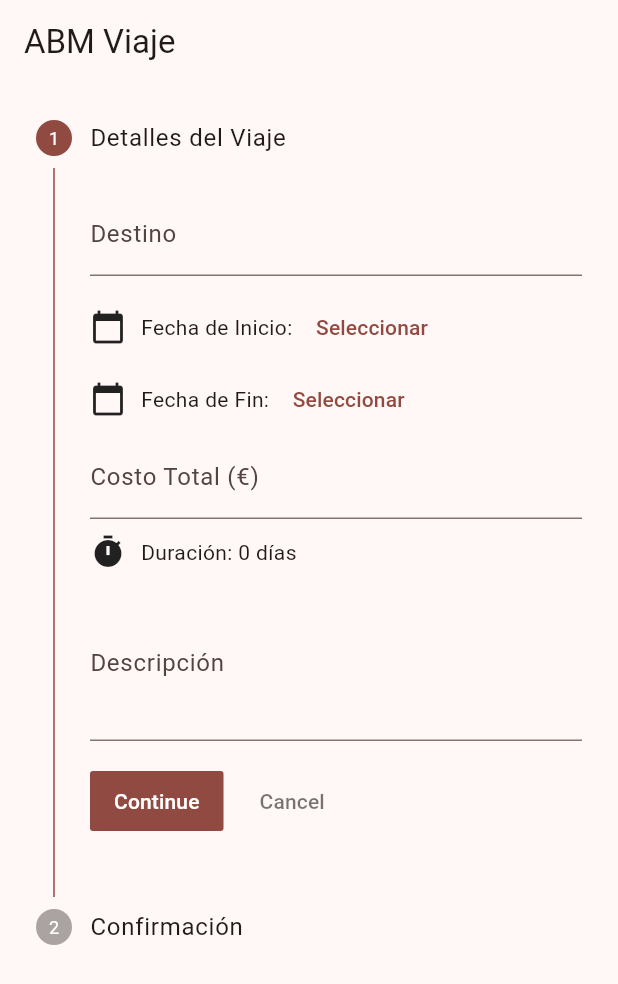
After one commit to mbendayan/AppViajes, a Flutter app: the ABMViajeScreen screen opened by its route, on a phone screen of 412 x 824 dp. The commit adds this screen. Shown: the top 984 px of the screen. Run offline on Flutter 3.47's test engine with Material 3 defaults, Android fonts, the phone set to English and light mode, and no system bars; our stand-ins replace flutter_riverpod, go_router.

Commit message:
ABM Viajes

```diff
--- a/app_viajes/lib/config/router/app_router.dart
+++ b/app_viajes/lib/config/router/app_router.dart
@@ -1,3 +1,4 @@
+import 'package:app_viajes/home/presentation/screens/abm_viaje_screen.dart';
 import 'package:app_viajes/home/presentation/screens/get_travels_screen.dart';
 import 'package:app_viajes/home/presentation/screens/register.dart';
 import 'package:go_router/go_router.dart';
@@ -26,5 +27,10 @@
       path: '/viaje',
       builder: (context, state) => HomeScreen(),
     ),
+    GoRoute(
+      name: 'nuevoViaje',
+      path: '/nuevoViaje',
+      builder: (context, state) => ABMViajeScreen(),
+    ),
   ],
 );
--- /dev/null
+++ b/app_viajes/lib/home/presentation/screens/abm_viaje_screen.dart
@@ -0,0 +1,156 @@
+import 'package:flutter/material.dart';
+
+class ABMViajeScreen extends StatefulWidget {
+  const ABMViajeScreen({super.key});
+
+  @override
+  State<ABMViajeScreen> createState() => _ABMViajeScreenState();
+}
+
+class _ABMViajeScreenState extends State<ABMViajeScreen> {
+  int _currentStep = 0;
+
+  final _formKey = GlobalKey<FormState>();
+  final _destinoController = TextEditingController();
+  final _costoController = TextEditingController();
+  final _descripcionController = TextEditingController();
+  DateTime? _fechaInicio;
+  DateTime? _fechaFin;
+
+  int get _duracion {
+    if (_fechaInicio != null && _fechaFin != null) {
+      return _fechaFin!.difference(_fechaInicio!).inDays;
+    }
+    return 0;
+  }
+
+  Future<void> _selectFecha(BuildContext context, bool esInicio) async {
+    final DateTime? picked = await showDatePicker(
+      context: context,
+      initialDate: DateTime.now(),
+      firstDate: DateTime(2020),
+      lastDate: DateTime(2101),
+    );
+    if (picked != null) {
+      setState(() {
+        if (esInicio) {
+          _fechaInicio = picked;
+        } else {
+          _fechaFin = picked;
+        }
+      });
+    }
+  }
+
+  @override
+  Widget build(BuildContext context) {
+    return Scaffold(
+      appBar: AppBar(title: const Text("ABM Viaje")),
+      body: Stepper(
+        currentStep: _currentStep,
+        onStepContinue: () {
+          if (_formKey.currentState!.validate()) {
+            setState(() {
+              if (_currentStep < 1) {
+                _currentStep++;
+              }
+            });
+          }
+        },
+        onStepCancel: () {
+          if (_currentStep > 0) {
+            setState(() => _currentStep--);
+          }
+        },
+        steps: [
+          Step(
+            title: const Text("Detalles del Viaje"),
+            isActive: _currentStep == 0,
+            content: Form(
+              key: _formKey,
+              child: Column(
+                children: [
+                  TextFormField(
+                    controller: _destinoController,
+                    decoration: const InputDecoration(labelText: "Destino"),
+                    validator:
+                        (value) =>
+                            value == null || value.isEmpty
+                                ? "Campo requerido"
+                                : null,
+                  ),
+                  const SizedBox(height: 10),
+                  Row(
+                    children: [
+                      const Icon(Icons.calendar_today),
+                      const SizedBox(width: 10),
+                      const Text("Fecha de Inicio: "),
+                      TextButton(
+                        onPressed: () => _selectFecha(context, true),
+                        child: Text(
+                          _fechaInicio == null
+                              ? "Seleccionar"
+                              : "${_fechaInicio!.day}/${_fechaInicio!.month}/${_fechaInicio!.year}",
+                        ),
+                      ),
+                    ],
+                  ),
+                  Row(
+                    children: [
+                      const Icon(Icons.calendar_today),
+                      const SizedBox(width: 10),
+                      const Text("Fecha de Fin: "),
+                      TextButton(
+                        onPressed: () => _selectFecha(context, false),
+                        child: Text(
+                          _fechaFin == null
+                              ? "Seleccionar"
+                              : "${_fechaFin!.day}/${_fechaFin!.month}/${_fechaFin!.year}",
+                        ),
+                      ),
+                    ],
+                  ),
+                  TextFormField(
+                    controller: _costoController,
+                    decoration: const InputDecoration(
+                      labelText: "Costo Total (€)",
+                    ),
+                    keyboardType: TextInputType.number,
+                    validator:
+                        (value) =>
+                            value == null || value.isEmpty
+                                ? "Campo requerido"
+                                : null,
+                  ),
+                  const SizedBox(height: 10),
+                  Row(
+                    children: [
+                      const Icon(Icons.timer),
+                      const SizedBox(width: 10),
+                      Text("Duración: $_duracion días"),
+                    ],
+                  ),
+                  const SizedBox(height: 10),
+                  TextFormField(
+                    controller: _descripcionController,
+                    decoration: const InputDecoration(labelText: "Descripción"),
+                    maxLines: 3,
+                  ),
+                ],
+              ),
+            ),
+          ),
+
+          // Aquí podrías agregar más steps si lo necesitás:
+          Step(
+            title: const Text("Confirmación"),
+            isActive: _currentStep == 1,
+            content: const Text(
+              "Segundo paso: Confirmar los datos u otra info.",
+            ),
+          ),
+        ],
+      ),
+    );
+  }
+}
```
Also changed, not shown: app_viajes/lib/home/presentation/screens/get_travels_screen.dart (+8 -1 lines), app_viajes/test_app/analysis_options.yaml (added, +28 -0 lines), app_viajes/test_app/lib/main.dart (added, +122 -0 lines), app_viajes/test_app/pubspec.yaml (added, +89 -0 lines), app_viajes/test_app/pubspec.lock (added), 125 other files.
